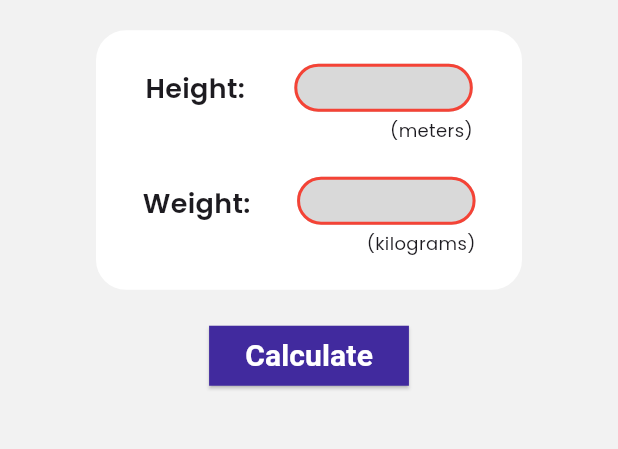
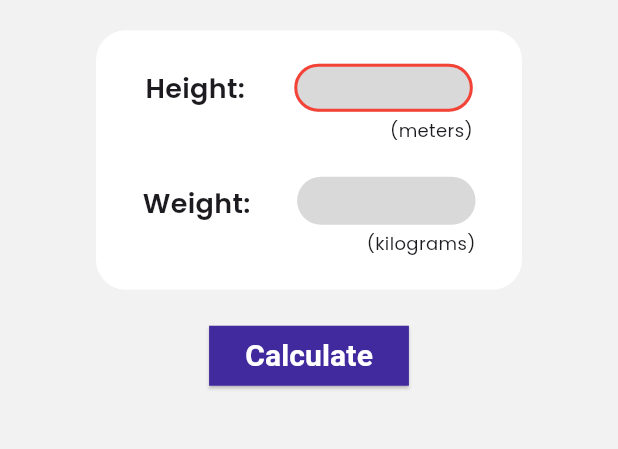
Before and after one commit to Pawel-Wojc/bmi_calculator, a Flutter app: the screen it shows after launch, after a tap on "Calculate", on a phone screen of 412 x 824 dp, the part 449-898 px from its top. Run offline on Flutter 3.47's test engine with Material 3 defaults, Android fonts, the phone set to English and light mode, and no system bars; our stand-ins replace bloc, flutter_bloc, google_fonts.

Commit message:
blob implementation

```diff
--- /dev/null
+++ b/lib/bloc/calculator_bloc.dart
@@ -0,0 +1 @@
+class CalculatorBloc {}
--- /dev/null
+++ b/lib/bloc/dialog_bloc/dialog_bloc.dart
@@ -0,0 +1,16 @@
+import 'package:bloc/bloc.dart';
+import 'package:meta/meta.dart';
+
+part 'dialog_event.dart';
+part 'dialog_state.dart';
+
+class DialogBloc extends Bloc<DialogEvent, DialogState> {
+  DialogBloc() : super(DialogInitial(false)) {
+    on<DialogOpenEvent>((event, emit) {
+      emit(DialogOpen(true));
+    });
+    on<DialogCloseEvent>((event, emit) {
+      emit(DialogClose(false));
+    });
+  }
+}
--- /dev/null
+++ b/lib/bloc/dialog_bloc/dialog_event.dart
@@ -0,0 +1,14 @@
+part of 'dialog_bloc.dart';
+
+abstract class DialogEvent {
+  const DialogEvent();
+}
+
+@immutable
+final class DialogOpenEvent extends DialogEvent {
+  const DialogOpenEvent();
+}
+
+final class DialogCloseEvent extends DialogEvent {
+  const DialogCloseEvent();
+}
--- /dev/null
+++ b/lib/bloc/dialog_bloc/dialog_state.dart
@@ -0,0 +1,18 @@
+part of 'dialog_bloc.dart';
+
+sealed class DialogState {
+  bool isOpen;
+  DialogState(this.isOpen);
+}
+
+final class DialogInitial extends DialogState {
+  DialogInitial(super.isOpen);
+}
+
+final class DialogOpen extends DialogState {
+  DialogOpen(super.isOpen);
+}
+
+final class DialogClose extends DialogState {
+  DialogClose(super.isOpen);
+}
--- /dev/null
+++ b/lib/bloc/input_bloc/input_event.dart
@@ -0,0 +1,19 @@
+part of 'input_bloc.dart';
+
+@immutable
+sealed class InputEvent {}
+
+class WeightChanged extends InputEvent {
+  final String weight;
+  WeightChanged(this.weight);
+}
+
+class HeightChanged extends InputEvent {
+  final String height;
+  HeightChanged(this.height);
+}
+
+class EmailChanged extends InputEvent {
+  final String email;
+  EmailChanged(this.email);
+}
--- /dev/null
+++ b/lib/bloc/input_bloc/input_state.dart
@@ -0,0 +1,22 @@
+part of 'input_bloc.dart';
+
+@immutable
+sealed class InputState {}
+
+class InputInitialState extends InputState {}
+
+class WeightValidState extends InputState {}
+
+class WeightInvalidState extends InputState {}
+
+class HeightValidState extends InputState {}
+
+class HeightInvalidState extends InputState {}
+
+class EmailValidState extends InputState {}
+
+class EmailInvalidState extends InputState {}
+
+class FormValidState extends InputState {}
+
+class FormInvalidState extends InputState {}
--- a/lib/bmi.dart
+++ /dev/null
@@ -1,14 +0,0 @@
-import 'package:bmi_app/calculator_screen.dart';
-import 'package:flutter/material.dart';
-
-class Bmi extends StatelessWidget {
-  const Bmi({super.key});
-
-  @override
-  Widget build(BuildContext context) {
-    return const MaterialApp(
-      home: Scaffold(
-          backgroundColor: Color(0xFFF2F2F2), body: CalculatorScreen()),
-    );
-  }
-}
--- a/lib/calculate_button.dart
+++ b/lib/calculate_button.dart
@@ -1,21 +1,17 @@
 import 'package:flutter/material.dart';
 
 class CalculateButton extends StatelessWidget {
-  const CalculateButton(this._formKey,
-      {super.key, required this.showCustomDialog(BuildContext context)});
+  const CalculateButton(
+    this.onPressed, {
+    super.key,
+  });
 
-  final GlobalKey<FormState> _formKey;
-  final void Function(BuildContext context) showCustomDialog;
+  final void Function() onPressed;
 
   @override
   Widget build(BuildContext context) {
     return ElevatedButton(
-      onPressed: () {
-        _formKey.currentState!.validate();
-        if (_formKey.currentState!.validate()) {
-          showCustomDialog(context);
-        }
-      },
+      onPressed: onPressed,
       style: const ButtonStyle(
         shape: WidgetStatePropertyAll(
           RoundedRectangleBorder(borderRadius: BorderRadius.zero),
--- a/lib/calculator.dart
+++ b/lib/calculator.dart
@@ -1,22 +1,42 @@
+import 'package:bmi_app/bloc/dialog_bloc/dialog_bloc.dart';
+import 'package:bmi_app/bloc/input_bloc/input_bloc.dart';
 import 'package:bmi_app/bmi_results.dart';
 import 'package:bmi_app/custom_alert_dialog.dart';
 import 'package:bmi_app/custom_text_form_field.dart';
+import 'package:bmi_app/services/validation_service.dart';
 import 'package:flutter/material.dart';
+import 'package:flutter_bloc/flutter_bloc.dart';
 import 'package:google_fonts/google_fonts.dart';
 
 import 'calculate_button.dart';
-import 'data/bmi_data.dart';
 
-class Calculator extends StatefulWidget {
-  const Calculator({super.key});
-
+class CalculatorScreen extends StatelessWidget {
   @override
-  State<Calculator> createState() {
-    return _CalculatorState();
+  Widget build(BuildContext context) {
+    return Center(
+      child: Column(
+        mainAxisSize: MainAxisSize.min,
+        children: [
+          Text(
+            "BMI Calculator",
+            style:
+                GoogleFonts.poppins(fontSize: 25, fontWeight: FontWeight.w600),
+          ),
+          const SizedBox(height: 20),
+          MultiBlocProvider(
+            providers: [
+              BlocProvider<DialogBloc>(create: (_) => DialogBloc()),
+              BlocProvider<InputBloc>(create: (_) => InputBloc())
+            ],
+            child: Calculator(),
+          ),
+        ],
+      ),
+    );
   }
 }
 
-class _CalculatorState extends State<Calculator> {
+class Calculator extends StatelessWidget {
   final TextEditingController _weightController = TextEditingController();
   final TextEditingController _heightController = TextEditingController();
   final String _heightUnit = 'meters';
@@ -25,9 +45,9 @@ class _CalculatorState extends State<Calculator> {
   final _formKey = GlobalKey<FormState>();
 
   void setEmail(String email) {
-    setState(() {
-      emailAddress = email;
-    });
+    // setState(() {
+    // emailAddress = email;
+    //});
   }
 
   void showCustomDialog(BuildContext context) {
@@ -35,76 +55,11 @@ class _CalculatorState extends State<Calculator> {
       context: context,
       builder: (BuildContext context) {
         return CustomAlertDialog(
-            calculateBmi: calculateBmi()['category'] ?? "Unknown",
+            //calculateBmi: calculateBmi()['category'] ?? "Unknown",
+            calculateBmi: "Normal",
             setEmail: setEmail);
       },
     );
-  }
-
-  String getBmiCategory(double bmiValue) {
-    for (var bmiRange in bmiRanges.entries) {
-      if (bmiValue >= bmiRange.value[0] && bmiValue <= bmiRange.value[1]) {
-        return bmiRange.key;
-      }
-    }
-    return 'Unknown';
-  }
-
-  Map<String, String> calculateBmi() {
-    double? weight;
-    double? height;
-    String weightValue = _weightController.text.replaceAll(",", ".");
-    String heightValue = _heightController.text.replaceAll(",", ".");
-
-    try {
-      weight = double.parse(weightValue);
-      height = double.parse(heightValue);
-    } catch (e) {
-      return <String, String>{
-        'bmi': '0',
-        'category': 'Unknown',
-      };
-    }
-    double bmi = (weight / (height * height));
-    return <String, String>{
-      'bmi': bmi.toStringAsFixed(2),
-      'category': getBmiCategory(bmi),
-    };
-  }
-
-  String? validateWeight(String? value) {
-    if (value == null || value.isEmpty) {
-      return '';
-    }
-    value = value.replaceAll(',', '.');
-    double? parsedValue;
-    try {
-      parsedValue = double.parse(value);
-    } catch (e) {
-      return '';
-    }
-    if (parsedValue > 200 || parsedValue < 1) {
-      return '';
-    }
-    //print(parsedValue);
-    return null;
-  }
-
-  String? validateHeight(String? value) {
-    if (value == null || value.isEmpty) {
-      return '';
-    }
-    value = value.replaceAll(',', '.');
-    double? parsedValue;
-    try {
-      parsedValue = double.parse(value);
-    } catch (e) {
-      return '';
-    }
-    if (parsedValue > 2.5 || parsedValue < 0.5) {
-      return '';
-    }
-    return null;
   }
 
   @override
@@ -144,7 +99,14 @@ class _CalculatorState extends State<Calculator> {
                               child: CustomTextFormField(
                                   controller: _heightController,
                                   label: "($_heightUnit)",
-                                  validate: validateHeight,
+                                  onChanged: (value) {
+                                    context
+                                        .read<InputBloc>()
+                                        .add(HeightChanged(value));
+                                  },
+                                  //validate: validateHeight,
+                                  validate: (value) =>
+                                      ValidationService.validateWeight(value),
                                   maxCharacters: 4)),
                           const SizedBox(height: 4),
                           Align(
@@ -179,7 +141,19 @@ class _CalculatorState extends State<Calculator> {
                               child: CustomTextFormField(
                                   controller: _weightController,
                                   label: "($_weightUnit)",
-                                  validate: validateWeight,
+                                  onChanged: (value) {
+                                    context
+                                        .read<InputBloc>()
+                                        .add(WeightChanged(value));
+                                  },
+                                  //  validate: validateWeight,
+                                  validate: (value) {
+                                    if (context.read<InputBloc>().state
+                                        is WeightValidState) {
+                                      return null;
+                                    } else
+                                      "Enter valid state";
+                                  },
                                   maxCharacters: 6)),
                           const SizedBox(height: 4),
                           Align(
@@ -200,12 +174,25 @@ class _CalculatorState extends State<Calculator> {
           ),
           // CalculateButton(_formKey)
           const SizedBox(height: 20),
-          CalculateButton(_formKey, showCustomDialog: showCustomDialog),
+          BlocListener<DialogBloc, DialogState>(
+            listener: (context, state) {
+              if (state.isOpen) {
+                showCustomDialog(context);
+              }
+            },
+            child: Container(),
+          ),
+          CalculateButton(() {
+            if (_formKey.currentState!.validate()) {
+              context.read<DialogBloc>().add(const DialogOpenEvent());
+            }
+          }),
           if (emailAddress != null)
-            BmiResults(
-              bmiValue: calculateBmi()['bmi'],
-              bmiCategory: calculateBmi()['category'],
-            )
+            const BmiResults(
+                //bmiValue: calculateBmi()['bmi'],
+                //bmiCategory: calculateBmi()['category'],
+                bmiValue: "20",
+                bmiCategory: "Normal")
         ],
       ),
     );
--- a/lib/calculator_screen.dart
+++ /dev/null
@@ -1,26 +0,0 @@
-import 'package:flutter/cupertino.dart';
-import 'package:google_fonts/google_fonts.dart';
-
-import 'calculator.dart';
-
-class CalculatorScreen extends StatelessWidget {
-  const CalculatorScreen({super.key});
-
-  @override
-  Widget build(BuildContext context) {
-    return Center(
-      child: Column(
-        mainAxisSize: MainAxisSize.min,
-        children: [
-          Text(
-            "BMI Calculator",
-            style:
-                GoogleFonts.poppins(fontSize: 25, fontWeight: FontWeight.w600),
-          ),
-          const SizedBox(height: 20),
-          const Calculator(),
-        ],
-      ),
-    );
-  }
-}
--- a/lib/custom_text_form_field.dart
+++ b/lib/custom_text_form_field.dart
@@ -8,14 +8,19 @@ class CustomTextFormField extends StatelessWidget {
     required this.validate,
     required this.maxCharacters,
     required this.controller,
+    this.onChanged,
   });
+
+  final Function(String)? onChanged;
   final TextEditingController controller;
   final String label;
   final int maxCharacters;
   final Function(String?) validate;
+
   @override
   Widget build(BuildContext context) {
     return TextFormField(
+      onChanged: onChanged,
       autovalidateMode: AutovalidateMode.onUserInteraction,
       controller: controller,
       validator: (value) {
--- a/lib/main.dart
+++ b/lib/main.dart
@@ -1,6 +1,19 @@
-import 'package:bmi_app/bmi.dart';
 import 'package:flutter/material.dart';
+
+import 'calculator.dart';
 
 void main() {
   runApp(const Bmi());
 }
+
+class Bmi extends StatelessWidget {
+  const Bmi({super.key});
+
+  @override
+  Widget build(BuildContext context) {
+    return MaterialApp(
+      home: Scaffold(
+          backgroundColor: const Color(0xFFF2F2F2), body: CalculatorScreen()),
+    );
+  }
+}
--- /dev/null
+++ b/lib/services/validation_service.dart
@@ -0,0 +1,49 @@
+class ValidationService {
+  static final RegExp emailRegex =
+      RegExp(r'^[a-zA-Z0-9]{2,}@[a-zA-Z0-9]{2,}\.[a-zA-Z]{2,}$');
+  static String? validateWeight(String? value) {
+    if (value == null || value.isEmpty) {
+      return '';
+    }
+    value = value.replaceAll(',', '.');
+    double? parsedValue;
+    try {
+      parsedValue = double.parse(value);
+    } catch (e) {
+      return '';
+    }
+    if (parsedValue > 200 || parsedValue < 1) {
+      return '';
+    }
+    //print(parsedValue);
+    return null;
+  }
+
+  static String? validateHeight(String? value) {
+    if (value == null || value.isEmpty) {
+      return '';
+    }
+    value = value.replaceAll(',', '.');
+    double? parsedValue;
+    try {
+      parsedValue = double.parse(value);
+    } catch (e) {
+      return '';
+    }
+    if (parsedValue > 2.5 || parsedValue < 0.5) {
+      return '';
+    }
+    return null;
+  }
+
+  static String? validateEmail(String? value) {
+    if (value == null || value.isEmpty) {
+      return '';
+    }
+
+    if (emailRegex.hasMatch(value)) {
+      return '';
+    }
+    return null;
+  }
+}
--- a/pubspec.yaml
+++ b/pubspec.yaml
@@ -36,6 +36,7 @@ dependencies:
   # Use with the CupertinoIcons class for iOS style icons.
   cupertino_icons: ^1.0.8
   google_fonts: ^6.2.1
+  flutter_bloc: ^8.1.6
 
 dev_dependencies:
   flutter_test:
```
Also changed, not shown: lib/bloc/input_bloc/input_bloc.dart (added, +48 -0 lines), lib/bloc/validation_bloc.dart (added, +15 -0 lines), lib/custom_alert_dialog.dart (+3 -15 lines), lib/services/calculate_service.dart (added, +34 -0 lines).
